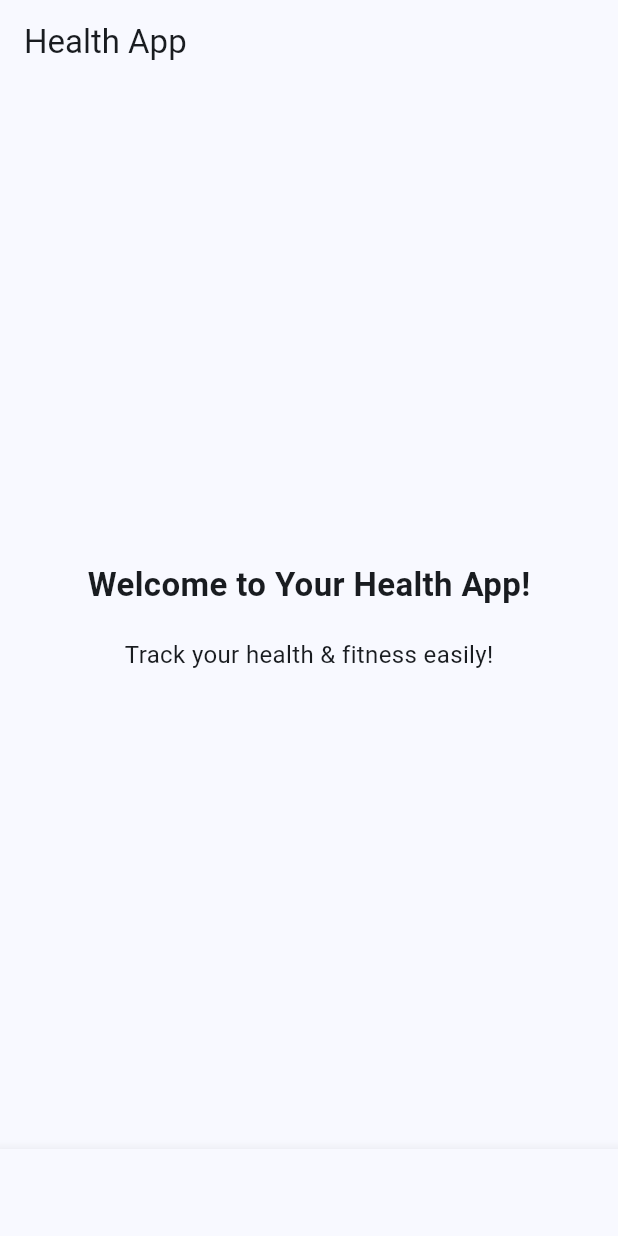
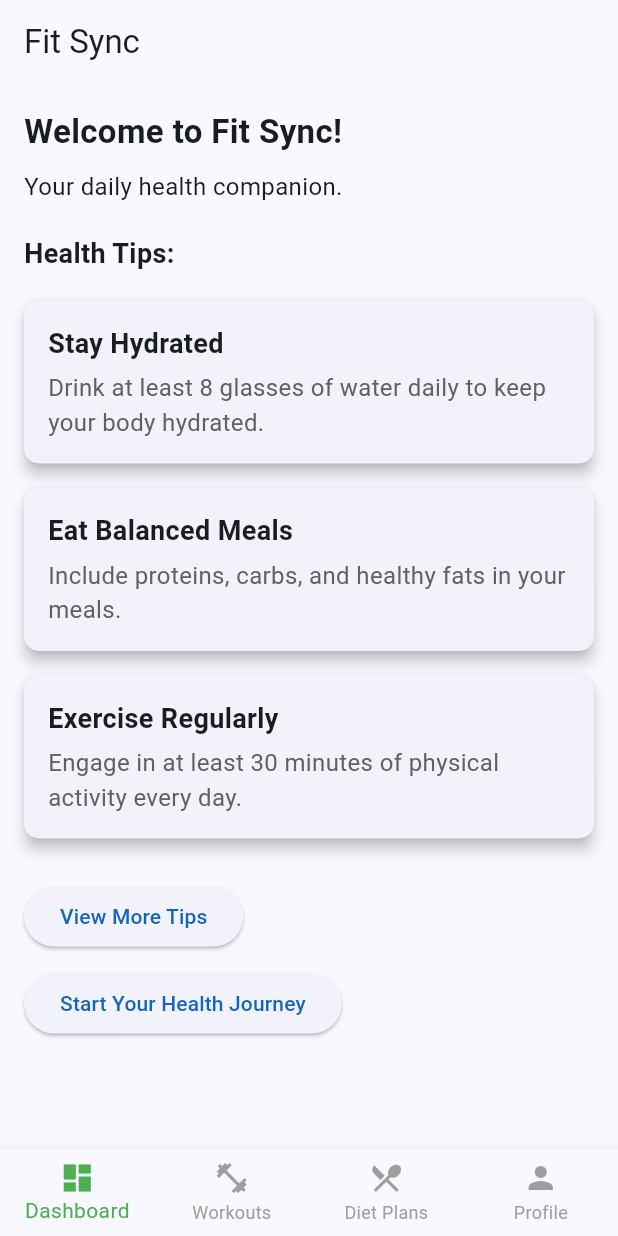
Before and after one commit to ghanshyam086/Odoo_x_CHARUSAT-Neural_Nexus, a Flutter app: the screen it shows after launch, on a phone screen of 412 x 824 dp. Run offline on Flutter 3.47's test engine with Material 3 defaults, Android fonts, the phone set to English and light mode, and no system bars; our stand-ins replace shared_preferences.

Commit message:
Updated home
basic home page created

```diff
--- a/Frontend/lib/MainPage/Home.dart
+++ b/Frontend/lib/MainPage/Home.dart
@@ -1,10 +1,10 @@
 import 'package:flutter/material.dart';
 
 void main() {
-  runApp(HealthApp());
+  runApp(FitSyncApp());
 }
 
-class HealthApp extends StatelessWidget {
+class FitSyncApp extends StatelessWidget {
   @override
   Widget build(BuildContext context) {
     return MaterialApp(
@@ -33,10 +33,13 @@ class _HomePageState extends State<HomePage> {
   @override
   Widget build(BuildContext context) {
     return Scaffold(
-      appBar: AppBar(title: Text("Health App")),
+      appBar: AppBar(title: Text("Fit Sync")),
       body: _pages[_currentIndex],
       bottomNavigationBar: BottomNavigationBar(
+        type: BottomNavigationBarType.fixed,
         currentIndex: _currentIndex,
+        selectedItemColor: Colors.green,
+        unselectedItemColor: Colors.grey,
         onTap: (index) {
           setState(() {
             _currentIndex = index;
@@ -56,14 +59,52 @@ class _HomePageState extends State<HomePage> {
 class DashboardPage extends StatelessWidget {
   @override
   Widget build(BuildContext context) {
-    return Center(
-      child: Column(
-        mainAxisAlignment: MainAxisAlignment.center,
-        children: [
-          Text("Welcome to Your Health App!", style: TextStyle(fontSize: 22, fontWeight: FontWeight.bold)),
-          SizedBox(height: 20),
-          Text("Track your health & fitness easily!", style: TextStyle(fontSize: 16)),
-        ],
+    return SingleChildScrollView(
+      child: Padding(
+        padding: EdgeInsets.all(16.0),
+        child: Column(
+          crossAxisAlignment: CrossAxisAlignment.start,
+          children: [
+            Text("Welcome to Fit Sync!", style: TextStyle(fontSize: 22, fontWeight: FontWeight.bold)),
+            SizedBox(height: 10),
+            Text("Your daily health companion.", style: TextStyle(fontSize: 16)),
+            SizedBox(height: 20),
+            Text("Health Tips:", style: TextStyle(fontSize: 18, fontWeight: FontWeight.bold)),
+            SizedBox(height: 10),
+            _buildTipCard("Stay Hydrated", "Drink at least 8 glasses of water daily to keep your body hydrated."),
+            _buildTipCard("Eat Balanced Meals", "Include proteins, carbs, and healthy fats in your meals."),
+            _buildTipCard("Exercise Regularly", "Engage in at least 30 minutes of physical activity every day."),
+            SizedBox(height: 20),
+            ElevatedButton(
+              onPressed: () {},
+              child: Text("View More Tips"),
+            ),
+            SizedBox(height: 10),
+            ElevatedButton(
+              onPressed: () {},
+              child: Text("Start Your Health Journey"),
+            ),
+          ],
+        ),
+      ),
+    );
+  }
+
+  Widget _buildTipCard(String title, String description) {
+    return Card(
+      elevation: 4,
+      shape: RoundedRectangleBorder(borderRadius: BorderRadius.circular(10)),
+      margin: EdgeInsets.symmetric(vertical: 8),
+      child: Padding(
+        padding: EdgeInsets.all(16.0),
+        child: Column(
+          crossAxisAlignment: CrossAxisAlignment.start,
+          children: [
+            Text(title, style: TextStyle(fontSize: 18, fontWeight: FontWeight.bold)),
+            SizedBox(height: 5),
+            Text(description, style: TextStyle(fontSize: 16, color: Colors.grey[700])),
+          ],
+        ),
       ),
     );
   }
```
